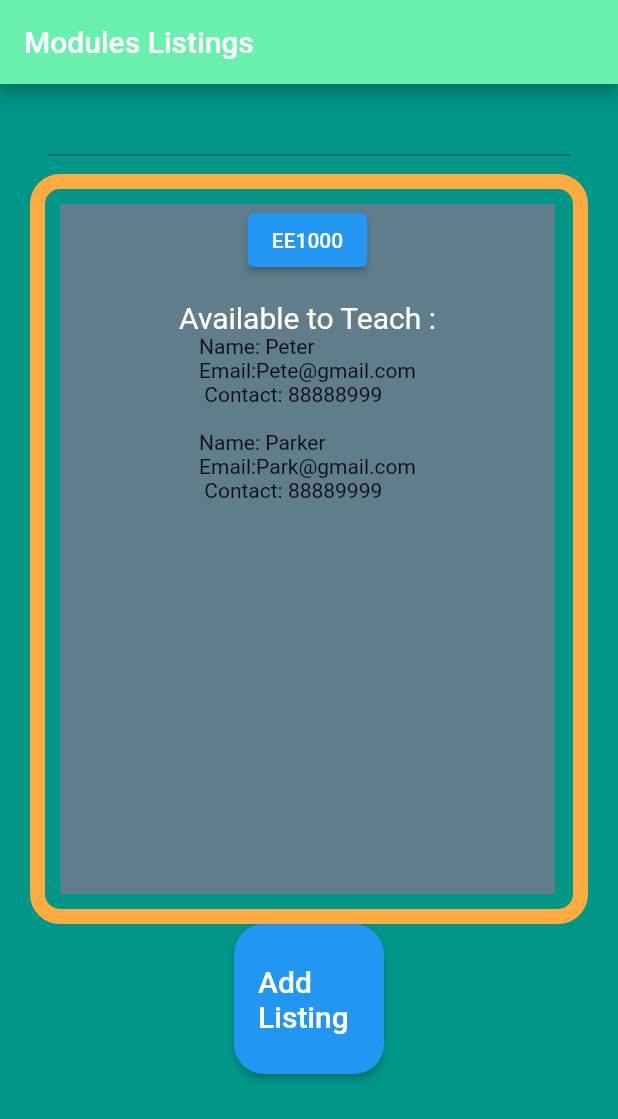
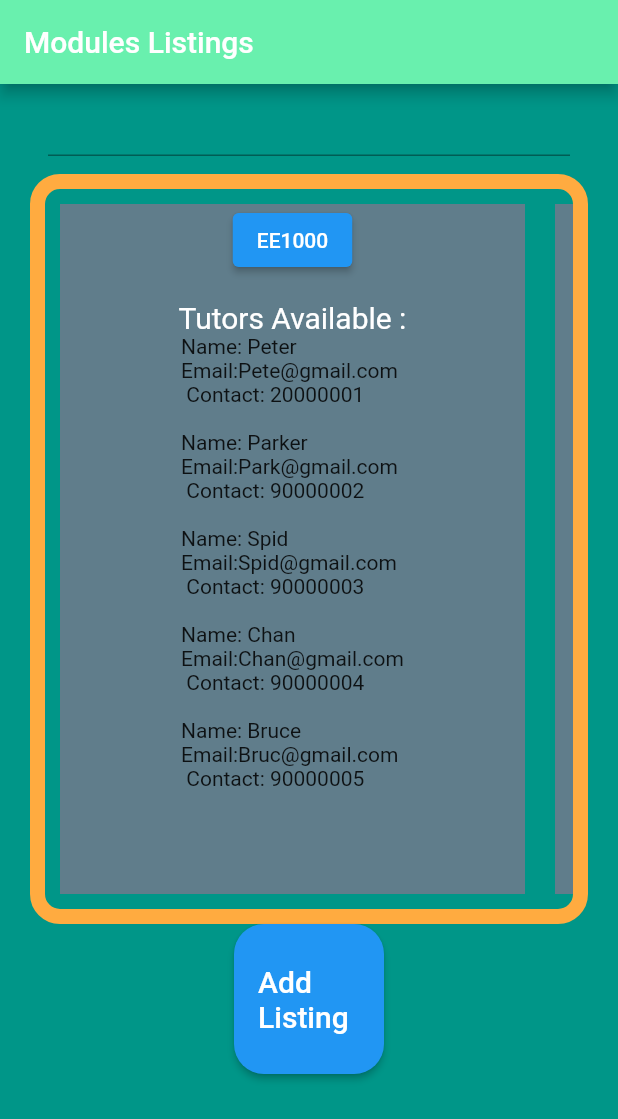
Before and after one commit to Damiencqh/DIP034, a Flutter app: the screen it shows after launch, on a phone screen of 412 x 824 dp. Shown: the top 1119 px of the screen. Run offline on Flutter 3.47's test engine with Material 2 defaults, Android fonts, the phone set to English and light mode, and no system bars.

Commit message:
Update main.dart

```diff
--- a/lib/main.dart
+++ b/lib/main.dart
@@ -29,11 +29,18 @@ class _HomeState extends State<Home> {
   }
 
   List<String> tutName = ["EE1000", "EE2000", "EE3000", "EE4000", "EE5000", "EE6001"];//implement database
-  List<String> names1 = ["ken","bob"];
-  List<String> description = ["No tutor found for this mod","Name: Peter \nEmail:Pete@gmail.com\n Contact: 88888999\n\n",
-    "Name: Parker \nEmail:Park@gmail.com\n Contact: 88889999\n \n"," Spid \n"," Tony \n"," Bruce \n"," Banner \n"];
+  // List<String> email = ["No Email","Park@e.ntu.edu.sg","Pete@e.ntu.edu.sg","Spid@e.ntu.edu.sg","Tony@e.ntu.edu.sg","Bruce@e.ntu.edu.sg","Banner@e.ntu.edu.sg"];
+  //  List<String> contact =["No contact","90000001","90000002","90000003","90000004","90000005","90000006"];
+  List<String> description = ["No tutor found for this mod",
+    "Name: Peter \nEmail:Pete@gmail.com\n Contact: 20000001\n\n",
+    "Name: Parker \nEmail:Park@gmail.com\n Contact: 90000002\n\n",
+    "Name: Spid \nEmail:Spid@gmail.com\n Contact: 90000003\n\n",
+    "Name: Chan \nEmail:Chan@gmail.com\n Contact: 90000004\n\n",
+    "Name: Bruce \nEmail:Bruc@gmail.com\n Contact: 90000005\n\n",
+    "Name: Banner \nEmail:Bann@gmail.com\n Contact: 90000006\n\n"];
   List<String> description2 = ["error no description found 2","Peter's description2",
     " Parker's description2","Spid's description2 ","EE4","EE5","EE6"];
+
   final myController = TextEditingController();
 
   @override
@@ -61,12 +68,12 @@ class _HomeState extends State<Home> {
                     child: TextField(
 
                       controller: myController,
-                      //String input = myController.text,
+                      // String input = myController.text,
 
                     ),
                   ),
 
-                  Container(
+                  Container (
                       height: 500,
                       decoration: BoxDecoration(
                           border: Border.all(
@@ -75,7 +82,7 @@ class _HomeState extends State<Home> {
                           ),
                           borderRadius: BorderRadius.all(Radius.circular(20))
                       ),
-                      child: ListView(
+                      child: ListView (
                         scrollDirection: Axis.horizontal,
                         children: tutName.map((names) {
                           return box(names, Colors.green);
@@ -115,7 +122,7 @@ class _HomeState extends State<Home> {
 
       return Container(
         margin: EdgeInsets.all(10),
-        width: 330,
+        width: 310,
         color: Colors.blueGrey,
 
 
@@ -137,7 +144,7 @@ class _HomeState extends State<Home> {
                   }
               ),
               const Text(''), // space
-              const Text('Available to Teach :',
+              const Text('Tutors Available :',
                 style: TextStyle(
                   fontSize: 20,
                   color: Colors.white,
@@ -145,11 +152,17 @@ class _HomeState extends State<Home> {
               ),
 
 
-              Text(printText(name)),
+
+              Text(
+                    printText(name) //print tut listing with mod code input
+                  ),
+
+
 
 
             ]
         ),
+
       );
 
               }
@@ -158,27 +171,18 @@ class _HomeState extends State<Home> {
   Widget box2(String name, Color backgroundcolor) {
     return Container(
         margin: EdgeInsets.all(10),
-        width: 150,
-        height: 50,
+        width: 280,
         color: backgroundcolor,
 
         child:
-        Column(
-            children: [
+        ListView (
+      scrollDirection: Axis.horizontal,
+      children: tutName.map((names) {
+        return box(names, Colors.green);
+      }).toList(),
 
-              const Text("Name : "),// space
-              Text(name),
-              const Text('Email :',
-                style: TextStyle(
-                  fontSize: 20,
-                  color:Colors.white,
-                ),
-              ),
-              //Text(printText(name)),
+    )
 
-
-            ]
-        )
     );
   }
 
@@ -187,13 +191,13 @@ class _HomeState extends State<Home> {
 
     switch(name) {
       case 'EE1000':
-        return description[1]+description[2];
+        return description[1]+description[2]+description[3]+description[4]+description[5];
 
       case 'EE2000':
-        return description[2]+description[3];
+        return description[2]+description[3]+description[1]+description[2];
 
       case 'EE3000':
-        return description[5];
+        return description[5]+description[1]+description[2];
 
       case 'EE4000':
         return description[2]+description[5];
```
